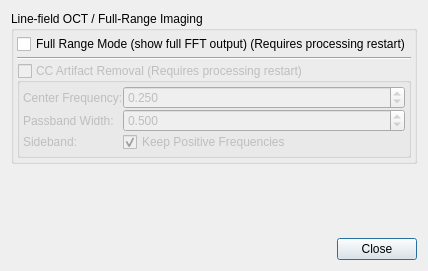
Before: the Qt Designer form octproz_project/octproz/src/advancedsettingsdialog.ui in spectralcode/OCTproZ, drawn with Qt 5.
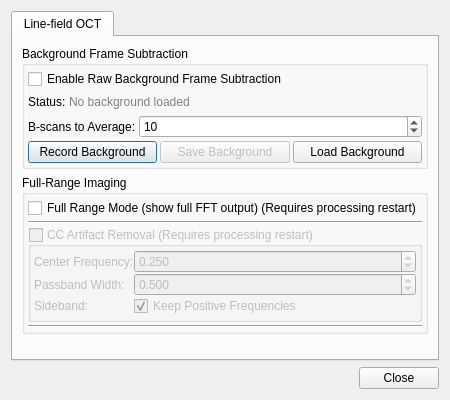
After: the same form once the commit is applied.

Commit message: fead: add raw frame subtraction for line-field OCT

```diff
--- a/octproz_project/octproz/src/advancedsettingsdialog.ui
+++ b/octproz_project/octproz/src/advancedsettingsdialog.ui
@@ -6,8 +6,8 @@
    <rect>
     <x>0</x>
     <y>0</y>
-    <width>386</width>
-    <height>271</height>
+    <width>408</width>
+    <height>400</height>
    </rect>
   </property>
   <property name="windowTitle">
@@ -15,9 +15,142 @@
   </property>
   <layout class="QVBoxLayout" name="verticalLayout">
    <item>
+    <widget class="QTabWidget" name="tabWidget">
+     <property name="currentIndex">
+      <number>0</number>
+     </property>
+     <widget class="QWidget" name="tab">
+      <attribute name="title">
+       <string>Line-field OCT</string>
+      </attribute>
+      <layout class="QVBoxLayout" name="verticalLayout_4">
+       <item>
+        <widget class="QGroupBox" name="groupBox_backgroundFrameSubtraction">
+         <property name="title">
+          <string>Background Frame Subtraction</string>
+         </property>
+         <layout class="QVBoxLayout" name="verticalLayout_bgFrame">
+          <property name="spacing">
+           <number>3</number>
+          </property>
+          <property name="leftMargin">
+           <number>3</number>
+          </property>
+          <property name="topMargin">
+           <number>3</number>
+          </property>
+          <property name="rightMargin">
+           <number>3</number>
+          </property>
+          <property name="bottomMargin">
+           <number>3</number>
+          </property>
+          <item>
+           <widget class="QCheckBox" name="checkBox_bgFrameEnabled">
+            <property name="toolTip">
+             <string>Subtract a recorded B-scan background from raw data. Must be first processing step for line-field OCT.</string>
+            </property>
+            <property name="text">
+             <string>Enable Raw Background Frame Subtraction</string>
+            </property>
+           </widget>
+          </item>
+          <item>
+           <layout class="QHBoxLayout" name="horizontalLayout_bgStatus">
+            <item>
+             <widget class="QLabel" name="label_bgStatus">
+              <property name="text">
+               <string>Status:</string>
+              </property>
+             </widget>
+            </item>
+            <item>
+             <widget class="QLabel" name="label_bgStatusIndicator">
+              <property name="styleSheet">
+               <string>color: gray;</string>
+              </property>
+              <property name="text">
+               <string>No background loaded</string>
+              </property>
+             </widget>
+            </item>
+            <item>
+             <spacer name="horizontalSpacer_bgStatus">
+              <property name="orientation">
+               <enum>Qt::Horizontal</enum>
+              </property>
+              <property name="sizeHint" stdset="0">
+               <size>
+                <width>40</width>
+                <height>20</height>
+               </size>
+              </property>
+             </spacer>
+            </item>
+           </layout>
+          </item>
+          <item>
+           <layout class="QFormLayout" name="formLayout_bgFrame">
+            <item row="0" column="0">
+             <widget class="QLabel" name="label_bscansToAverage">
+              <property name="text">
+               <string>B-scans to Average:</string>
+              </property>
+             </widget>
+            </item>
+            <item row="0" column="1">
+             <widget class="QSpinBox" name="spinBox_bscansToAverage">
+              <property name="minimum">
+               <number>1</number>
+              </property>
+              <property name="maximum">
+               <number>1000</number>
+              </property>
+              <property name="value">
+               <number>10</number>
+              </property>
+             </widget>
+            </item>
+           </layout>
+          </item>
+          <item>
+           <layout class="QHBoxLayout" name="horizontalLayout_bgButtons">
+            <item>
+             <widget class="QPushButton" name="pushButton_recordBackground">
+              <property name="toolTip">
+               <string>Capture and average N B-scans during live acquisition</string>
+              </property>
+              <property name="text">
+               <string>Record Background</string>
+              </property>
+             </widget>
+            </item>
+            <item>
+             <widget class="QPushButton" name="pushButton_saveBackground">
+              <property name="enabled">
+               <bool>false</bool>
+              </property>
+              <property name="text">
+               <string>Save Background</string>
+              </property>
+             </widget>
+            </item>
+            <item>
+             <widget class="QPushButton" name="pushButton_loadBackground">
+              <property name="text">
+               <string>Load Background</string>
+              </property>
+             </widget>
+            </item>
+           </layout>
+          </item>
+         </layout>
+        </widget>
+       </item>
+       <item>
     <widget class="QGroupBox" name="groupBox_lineFieldOCT">
      <property name="title">
-      <string>Line-field OCT / Full-Range Imaging</string>
+          <string>Full-Range Imaging</string>
      </property>
      <layout class="QVBoxLayout" name="verticalLayout_2">
       <property name="spacing">
@@ -167,6 +300,13 @@
         </layout>
        </widget>
       </item>
+          <item>
+           <widget class="Line" name="line_2">
+            <property name="orientation">
+             <enum>Qt::Horizontal</enum>
+            </property>
+           </widget>
+          </item>
      </layout>
     </widget>
    </item>
@@ -178,10 +318,14 @@
      <property name="sizeHint" stdset="0">
       <size>
        <width>20</width>
-       <height>40</height>
+           <height>2</height>
       </size>
      </property>
     </spacer>
+       </item>
+      </layout>
+     </widget>
+    </widget>
    </item>
    <item>
     <widget class="QDialogButtonBox" name="buttonBox">
```
Lines whose indentation alone changed are shown as unchanged. The commit also changes 6 other files.
